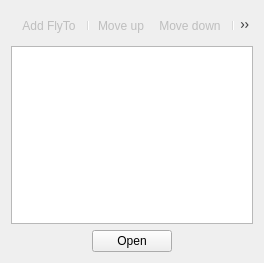
Qt form src/lib/marble/TourWidget.ui (KDE/marble) before a commit.
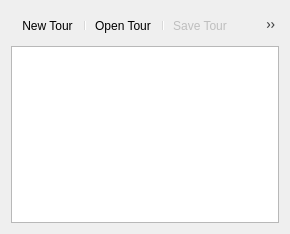
The same form after that commit. Icons and pictures are not drawn.

Commit message:
Support for basic KML tour file management
GCI task #5772200225275904

Patch:
```diff
--- a/src/lib/marble/TourWidget.ui
+++ b/src/lib/marble/TourWidget.ui
@@ -6,8 +6,8 @@
    <rect>
     <x>0</x>
     <y>0</y>
-    <width>264</width>
-    <height>263</height>
+    <width>290</width>
+    <height>234</height>
    </rect>
   </property>
   <property name="windowTitle">
@@ -19,6 +19,13 @@
      <property name="windowTitle">
       <string>toolBar</string>
      </property>
+     <addaction name="m_actionNewTour"/>
+     <addaction name="separator"/>
+     <addaction name="m_actionOpenTour"/>
+     <addaction name="separator"/>
+     <addaction name="m_actionSaveTour"/>
+     <addaction name="m_actionSaveTourAs"/>
+     <addaction name="separator"/>
      <addaction name="m_actionAddFlyTo"/>
      <addaction name="separator"/>
      <addaction name="m_actionMoveUp"/>
@@ -34,49 +41,6 @@
      </property>
     </widget>
    </item>
-   <item>
-    <layout class="QHBoxLayout">
-     <property name="spacing">
-      <number>6</number>
-     </property>
-     <property name="margin">
-      <number>0</number>
-     </property>
-     <item>
-      <spacer name="horizontalSpacer_2">
-       <property name="orientation">
-        <enum>Qt::Horizontal</enum>
-       </property>
-       <property name="sizeHint" stdset="0">
-        <size>
-         <width>40</width>
-         <height>20</height>
-        </size>
-       </property>
-      </spacer>
-     </item>
-     <item>
-      <widget class="QPushButton" name="m_openButton">
-       <property name="text">
-        <string>Open</string>
-       </property>
-      </widget>
-     </item>
-     <item>
-      <spacer name="horizontalSpacer">
-       <property name="orientation">
-        <enum>Qt::Horizontal</enum>
-       </property>
-       <property name="sizeHint" stdset="0">
-        <size>
-         <width>40</width>
-         <height>20</height>
-        </size>
-       </property>
-      </spacer>
-     </item>
-    </layout>
-   </item>
   </layout>
   <action name="m_actionAddFlyTo">
    <property name="enabled">
@@ -129,6 +93,48 @@
     <string>Delete</string>
    </property>
   </action>
+  <action name="m_actionNewTour">
+   <property name="icon">
+    <iconset resource="libmarble.qrc">
+     <normaloff>:/marble/document-new.png</normaloff>:/marble/document-new.png</iconset>
+   </property>
+   <property name="text">
+    <string>New Tour</string>
+   </property>
+  </action>
+  <action name="m_actionSaveTour">
+   <property name="enabled">
+    <bool>false</bool>
+   </property>
+   <property name="icon">
+    <iconset resource="libmarble.qrc">
+     <normaloff>:/marble/document-save.png</normaloff>:/marble/document-save.png</iconset>
+   </property>
+   <property name="text">
+    <string>Save Tour</string>
+   </property>
+  </action>
+  <action name="m_actionSaveTourAs">
+   <property name="enabled">
+    <bool>false</bool>
+   </property>
+   <property name="icon">
+    <iconset resource="libmarble.qrc">
+     <normaloff>:/marble/document-save-as.png</normaloff>:/marble/document-save-as.png</iconset>
+   </property>
+   <property name="text">
+    <string>Save Tour As</string>
+   </property>
+  </action>
+  <action name="m_actionOpenTour">
+   <property name="icon">
+    <iconset resource="libmarble.qrc">
+     <normaloff>:/marble/document-open.png</normaloff>:/marble/document-open.png</iconset>
+   </property>
+   <property name="text">
+    <string>Open Tour</string>
+   </property>
+  </action>
  </widget>
  <resources>
   <include location="libmarble.qrc"/>
```
The commit also changes 2 other files.
